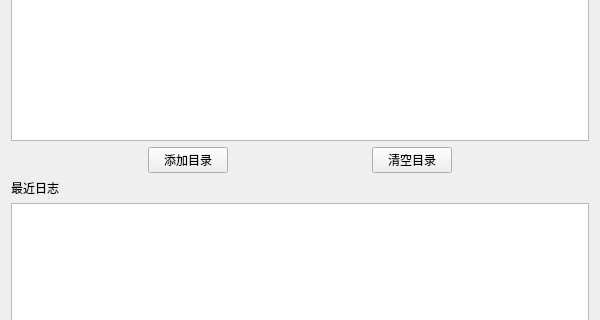
chensiyan96/SecureFileTransfer, file Server/ServerWidget.ui: the form before one commit; both pictures show x 0 to 600 and y 336 to 656 of the 600 by 800 pixel window.
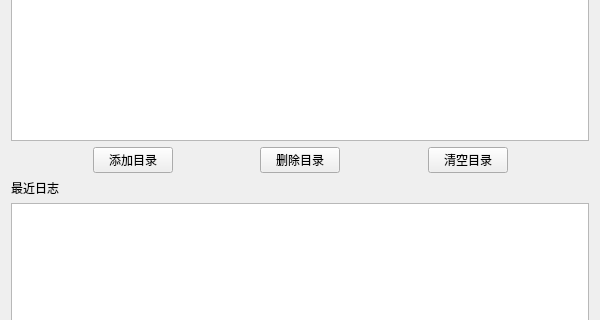
The form after the commit.

What changed in the file:
```diff
--- a/Server/ServerWidget.ui
+++ b/Server/ServerWidget.ui
@@ -146,6 +146,26 @@
        </property>
       </widget>
      </item>
+     <item>
+      <spacer name="horizontalSpacer_7">
+       <property name="orientation">
+        <enum>Qt::Horizontal</enum>
+       </property>
+       <property name="sizeHint" stdset="0">
+        <size>
+         <width>40</width>
+         <height>20</height>
+        </size>
+       </property>
+      </spacer>
+     </item>
+     <item>
+      <widget class="QPushButton" name="pushButton_deleteAccess">
+       <property name="text">
+        <string>删除目录</string>
+       </property>
+      </widget>
+     </item>
      <item>
       <spacer name="horizontalSpacer_5">
        <property name="orientation">
```
